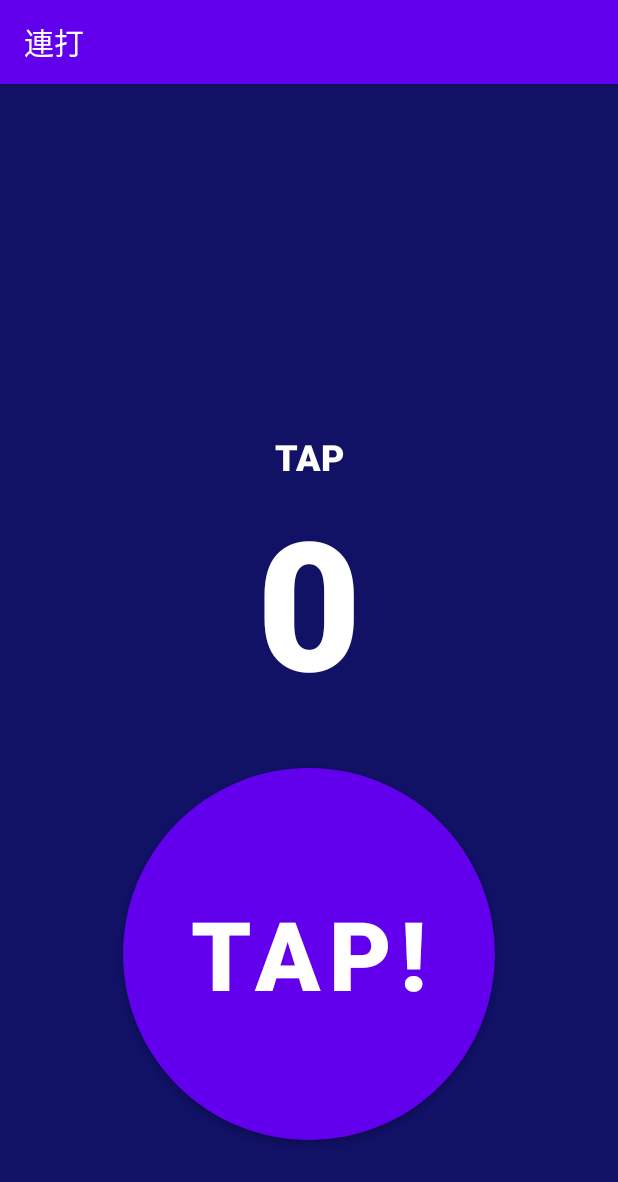
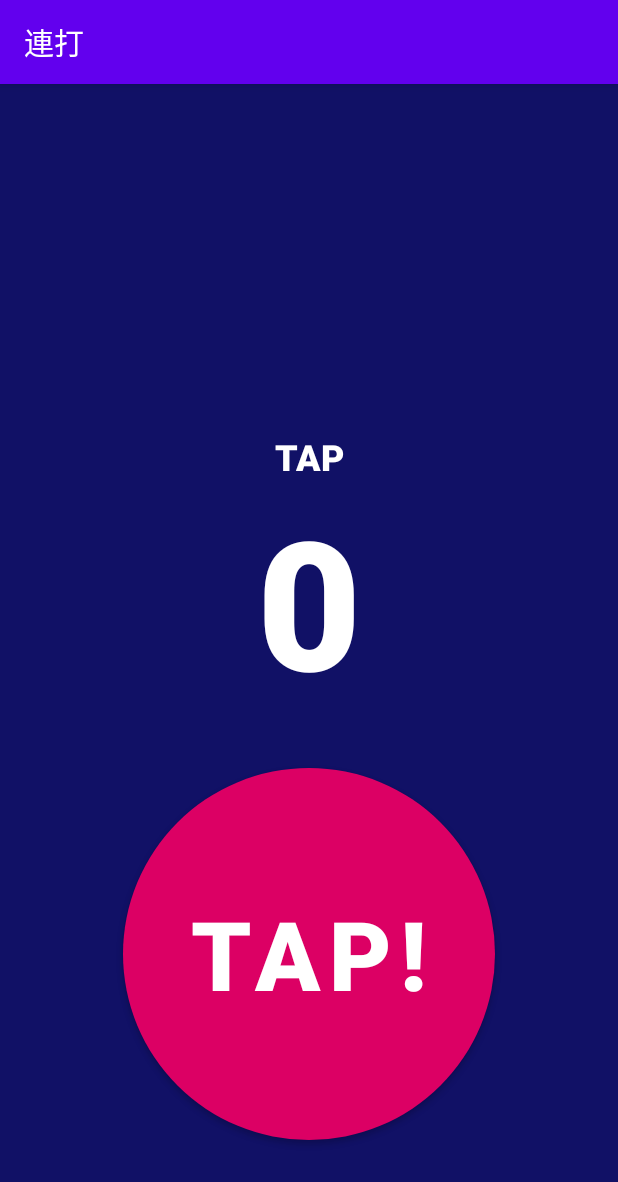
Before and after one commit to leaf-yamamoto/renda, an Android app: the screen it shows after launch (MainActivity), on a phone screen of 412 x 824 dp. Shown: the top 1182 px of the screen. Run offline under Robolectric (Android 15) with nearby library versions, the phone set to English and light mode, and no system bars.

Commit message:
連打ゲームの完成

```diff
--- a/app/src/main/res/drawable/background_rounded_circle.xml
+++ b/app/src/main/res/drawable/background_rounded_circle.xml
@@ -4,9 +4,8 @@
     <item>
         <shape android:shape="oval">
 
-            <solid android:color="#DC0064">
+            <solid android:color="#DC0064"/>
 
-            </solid>
 
         </shape>
     </item>
--- a/app/src/main/res/layout/activity_main.xml
+++ b/app/src/main/res/layout/activity_main.xml
@@ -38,10 +38,12 @@
         android:layout_height="248sp"
         android:layout_marginBottom="64dp"
         android:background="@drawable/background_rounded_circle"
+        android:backgroundTint="#DC0064"
         android:fontFamily="sans-serif-black"
         android:text="Tap!"
         android:textColor="#FFFFFF"
         android:textSize="64sp"
+        app:backgroundTint="#DC0064"
         app:layout_constraintBottom_toBottomOf="parent"
         app:layout_constraintEnd_toEndOf="parent"
         app:layout_constraintStart_toStartOf="parent" />
```
